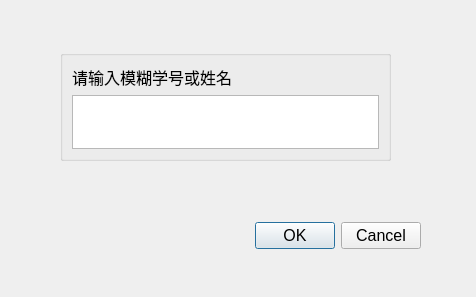
This is regex_search.ui in 2205794866/Hustcards_v2 as Qt 5 draws it before an edit. The edited form follows.
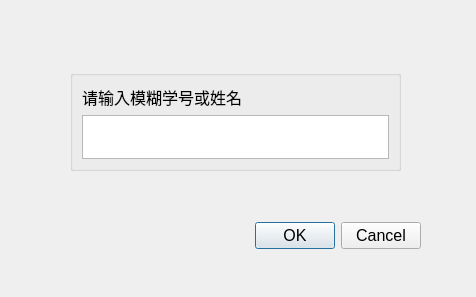
This is the edited form.

Patch:
```diff
--- a/regex_search.ui
+++ b/regex_search.ui
@@ -37,10 +37,10 @@
   <widget class="QGroupBox" name="groupBox">
    <property name="geometry">
     <rect>
-     <x>60</x>
-     <y>50</y>
+     <x>70</x>
+     <y>70</y>
      <width>331</width>
-     <height>111</height>
+     <height>101</height>
     </rect>
    </property>
    <property name="title">
```
